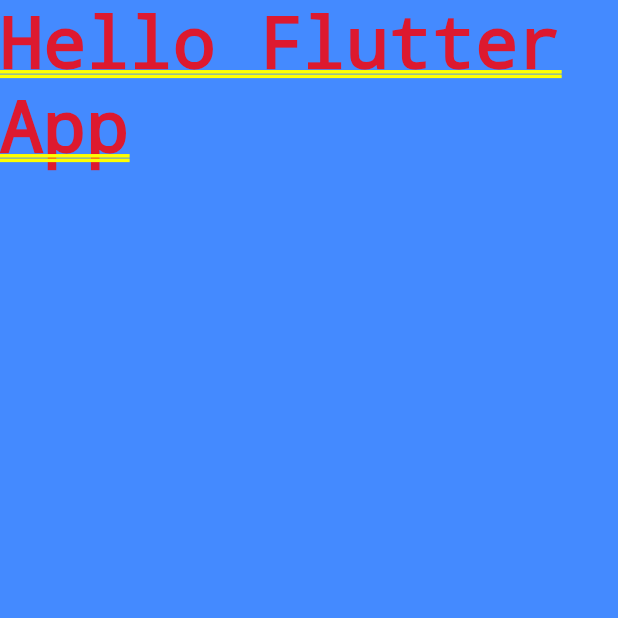
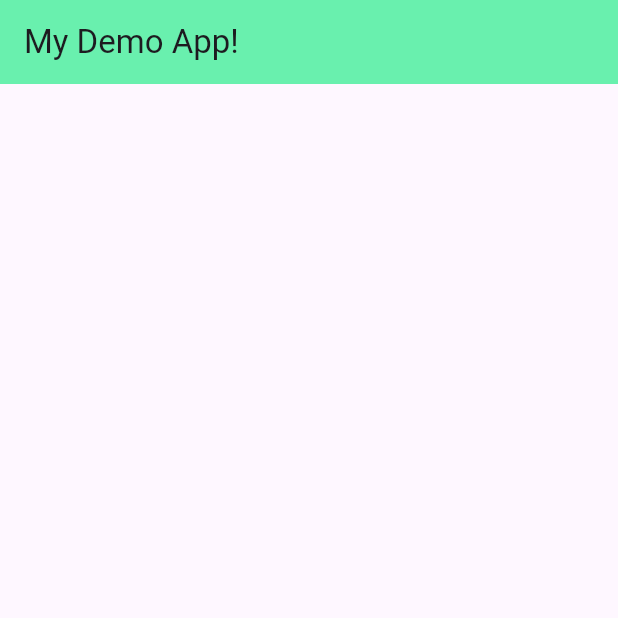
Before and after one commit to SunilKumarYadav1991/Flutter-Fundamental, a Flutter app: the screen it shows after launch, on a phone screen of 412 x 824 dp, the top half of it. Run offline on Flutter 3.47's test engine with Material 3 defaults, Android fonts, the phone set to English and light mode, and no system bars.

Commit message:
Aded Scaffold in HomePage widget

```diff
--- a/demo_flutter_project/lib/main.dart
+++ b/demo_flutter_project/lib/main.dart
@@ -1,21 +1,18 @@
 // Basic fluter application using dart.
 
 //import 'package:flutter/widgets.dart';
-
+//import 'package:flutter/cupertino.dart';
 import 'package:flutter/material.dart';
-//import 'package:flutter/cupertino.dart';
 
 
 void main() {
 
-  // runApp() takes three types of app.
-  // 1. WidgetApp, 2. MaterialApp, 3.CupertinoApp
-  // WidgetApp are low level component and does not have many support directly.
   runApp(MaterialApp(
-    home: HomePage()
+    home: HomePage(),
+    theme: ThemeData(
+      primarySwatch: Colors.purple,
+    ),
   ));
-
-  print("Successfully launched flutter app!!!");
 }
 
 class HomePage extends StatelessWidget {
@@ -23,9 +20,11 @@ class HomePage extends StatelessWidget {
 
   @override
   Widget build(BuildContext context) {
-    return Container(
-      color: Colors.blueAccent,
-      child: Text("Hello Flutter App")
-      );
+    return Scaffold(
+      appBar: AppBar(
+        title: Text("My Demo App!"),
+        backgroundColor: Colors.greenAccent,
+      ),
+    );
   }
 }
```
